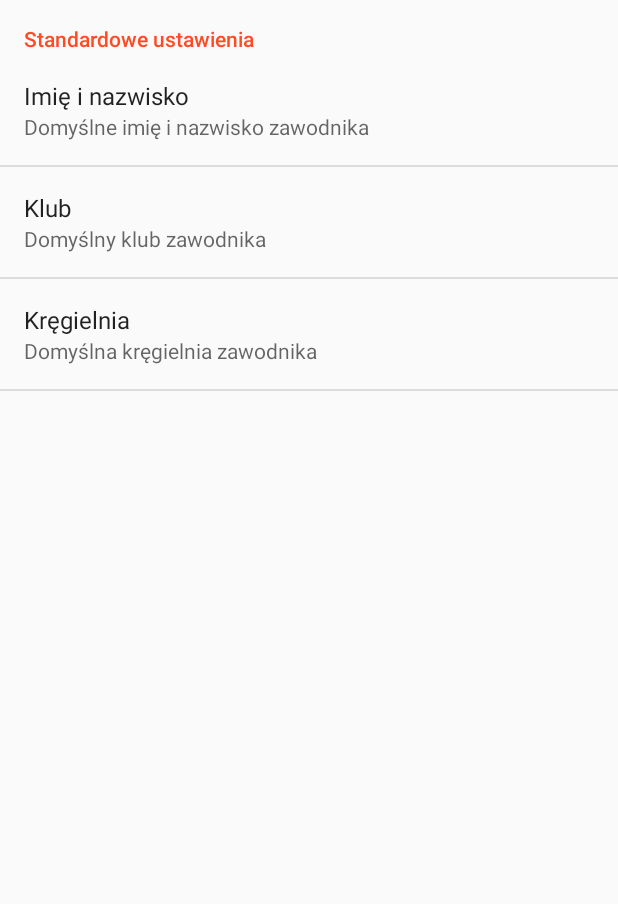
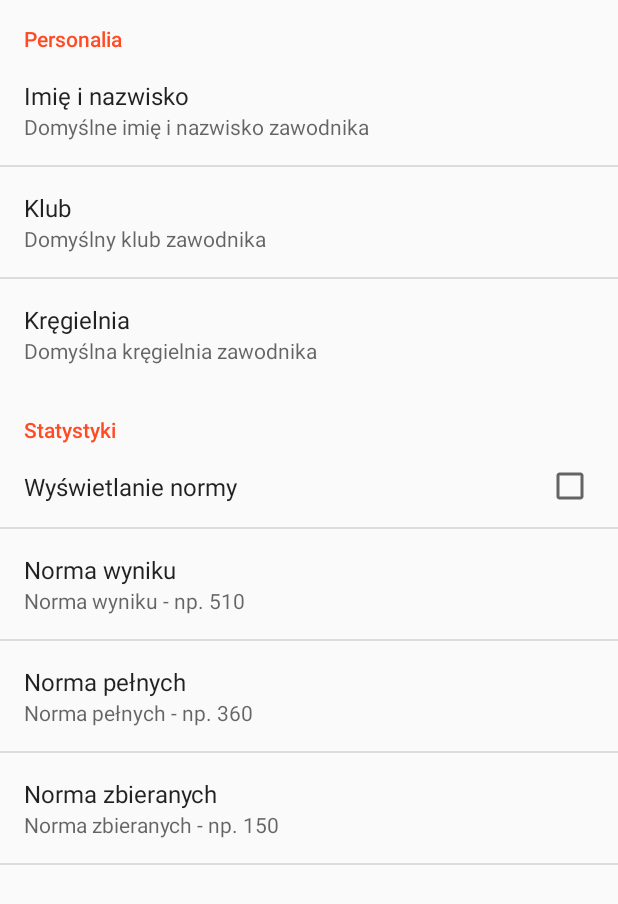
Before and after one commit to asdfMaciej/niezbednik-kreglarza, an Android app: the screen it shows after launch (MyPreferencesActivity), in the options menu, after a tap on "Ustawienia", on a phone screen of 412 x 824 dp. Shown: the top 904 px of the screen. Run offline under Robolectric (Android 15) with nearby library versions, the phone set to English and light mode, and no system bars; libraries missing offline, so code that uses them is left out: com.mikhaellopez.circularimageview; network calls fail.

Commit message:
Dodałem normę w statystykach, a wraz z nią zmieniłem ustawienia + małe uprawnienia w wykresie - teraz można naciskać na dany punkt + bugfixes

```diff
--- a/app/src/main/java/maciej01/soft/niezbednikkreglarza/MainActivity.java
+++ b/app/src/main/java/maciej01/soft/niezbednikkreglarza/MainActivity.java
@@ -272,6 +272,7 @@ public class MainActivity extends AppCompatActivity
         Intent intent;
         intent = new Intent(this, WynikActivity.class);
         intent.putExtra("wynik", wynik);
+        intent.putExtra("disabled", false);
         startActivityForResult(intent, 2);//, ActivityOptions.makeSceneTransitionAnimation(this).toBundle());
         //finish();
         //overridePendingTransition(R.anim.fade_in, R.anim.fade_out);
--- a/app/src/main/java/maciej01/soft/niezbednikkreglarza/ZmianaActivity.java
+++ b/app/src/main/java/maciej01/soft/niezbednikkreglarza/ZmianaActivity.java
@@ -325,6 +325,7 @@ public class ZmianaActivity extends AppCompatActivity implements DatePickerDialo
 
         Intent returnIntent = new Intent();
         returnIntent.putExtra("wynik", scores);
+        returnIntent.putExtra("disabled", false);
         setResult(RESULT_OK, returnIntent);
         finish();
         backAnimation();
--- a/app/src/main/res/xml/preferences.xml
+++ b/app/src/main/res/xml/preferences.xml
@@ -1,6 +1,6 @@
 <?xml version="1.0" encoding="utf-8"?>
 <PreferenceScreen xmlns:android="http://schemas.android.com/apk/res/android">
-    <PreferenceCategory android:title="Standardowe ustawienia">
+    <PreferenceCategory android:title="Personalia">
 
         <EditTextPreference android:title="Imię i nazwisko"
             android:key="zawodnik"
@@ -19,4 +19,35 @@
             android:entries="@array/kregielnie"
             android:entryValues="@array/kregielnie" />
     </PreferenceCategory>
+    <PreferenceCategory android:title="Statystyki">
+
+        <CheckBoxPreference
+            android:defaultValue="false"
+            android:title="Wyświetlanie normy"
+            android:key="norma" />
+        <EditTextPreference
+            android:defaultValue="510"
+            android:selectAllOnFocus="true"
+            android:singleLine="true"
+            android:title="Norma wyniku"
+            android:inputType="numberDecimal"
+            android:key="normaWynik"
+            android:summary="Norma wyniku - np. 510" />
+        <EditTextPreference
+            android:defaultValue="360"
+            android:selectAllOnFocus="true"
+            android:singleLine="true"
+            android:title="Norma pełnych"
+            android:key="normaPelne"
+            android:inputType="numberDecimal"
+            android:summary="Norma pełnych - np. 360" />
+        <EditTextPreference
+            android:defaultValue="150"
+            android:selectAllOnFocus="true"
+            android:singleLine="true"
+            android:title="Norma zbieranych"
+            android:key="normaZbierane"
+            android:inputType="numberDecimal"
+            android:summary="Norma zbieranych - np. 150" />
+    </PreferenceCategory>
 </PreferenceScreen>
```
Also changed, not shown: app/src/main/java/maciej01/soft/niezbednikkreglarza/StatystykiActivity.java (+37 -3 lines), app/src/main/java/maciej01/soft/niezbednikkreglarza/WynikActivity.java (+19 -2 lines).
